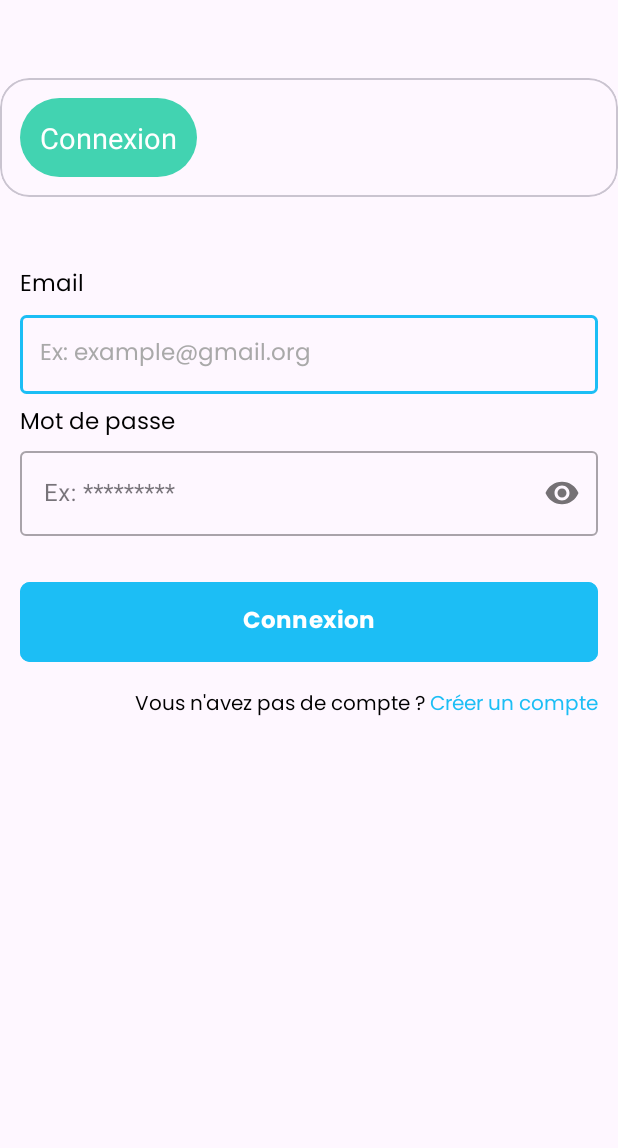
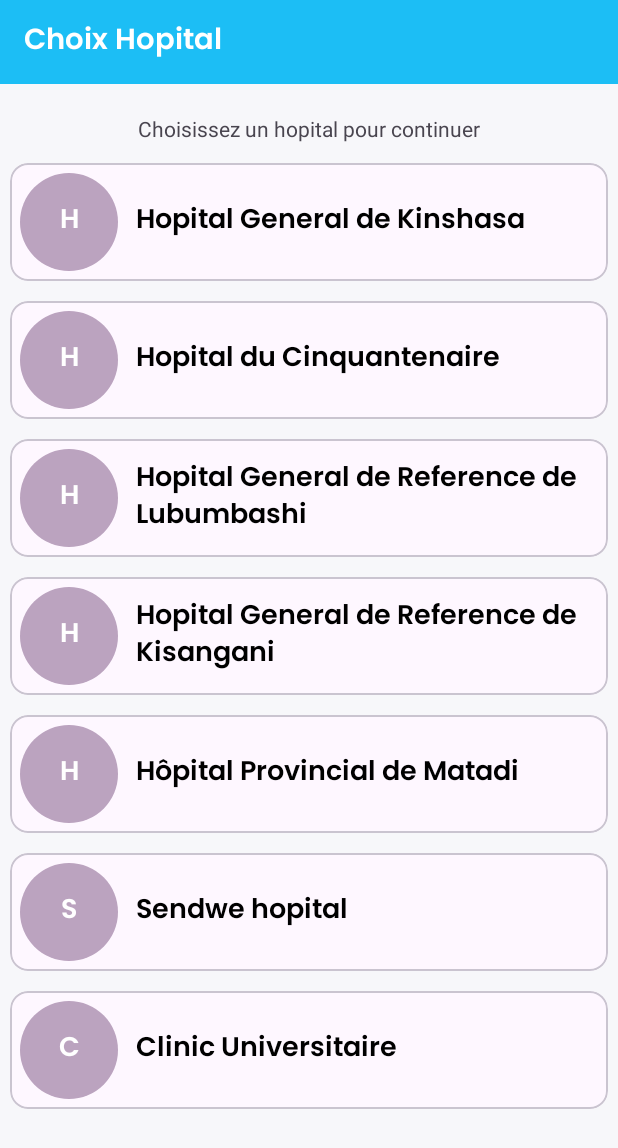
Before and after one commit to BabiMumba/Afya-Nzuri, an Android app: the screen it shows after launch (MedecinLoginActivity before the commit, ChoixHopActivity after it), after a tap on "Medecin", on a phone screen of 412 x 824 dp. Shown: the top 1148 px of the screen. Run offline under Robolectric (Android 15) with nearby library versions, the phone set to English and light mode, and no system bars; our stand-ins replace CircleImageView, sdp/ssp sizes; pictures from the network do not load.

Commit message:
add new filter

```diff
--- /dev/null
+++ b/app/src/main/java/cd/projetthealthcare/com/Adapter/HopitalAdapter.kt
@@ -0,0 +1,58 @@
+package cd.projetthealthcare.com.Adapter
+
+import android.graphics.Color
+import android.graphics.drawable.GradientDrawable
+import android.view.LayoutInflater
+import android.view.View
+import android.view.ViewGroup
+import android.widget.TextView
+import androidx.recyclerview.widget.RecyclerView
+import cd.projetthealthcare.com.Model.Hopital
+import cd.projetthealthcare.com.R
+import java.util.Random
+
+class HopitalAdapter(val item:ArrayList<Hopital>):
+    RecyclerView.Adapter<HopitalAdapter.myviewholder>() {
+
+    class myviewholder(itemView: View):RecyclerView.ViewHolder(itemView){
+        fun bind(hopital: Hopital) {
+
+           // Glide.with(itemView).load(hopital.image).into(itemView.findViewById<ImageView>(R.id.image_hopital))
+
+            //prendre la premiere lettre du nom de l'hopital
+            val firstLetter = hopital.nom[0]
+            itemView.findViewById<TextView>(R.id.tv_hopital_name).text = hopital.nom
+            //changer la backgroundtint
+            val name = itemView.findViewById<TextView>(R.id.tv_short_name)
+            name.text = firstLetter.toString()
+            // Définir les couleurs dans un tableau de ressources
+
+
+
+        }
+    }
+    override fun onCreateViewHolder(parent: ViewGroup, viewType: Int): myviewholder {
+        val view= LayoutInflater.from(parent.context).inflate(R.layout.choice_hop_item,parent,false)
+        return myviewholder(view)
+    }
+
+    override fun onBindViewHolder(holder: myviewholder, position: Int) {
+        holder.bind(item[position])
+        val r = Random()
+        val red: Int = r.nextInt(255 - 0 + 1) + 0
+        val green: Int = r.nextInt(255 - 0 + 1) + 0
+        val blue: Int = r.nextInt(255 - 0 + 1) + 0
+        val shape = GradientDrawable()
+        shape.shape = GradientDrawable.OVAL
+        shape.setColor(Color.rgb(red, green, blue))
+        holder.itemView.findViewById<TextView>(R.id.tv_short_name).background = shape
+
+
+
+
+    }
+
+    override fun getItemCount(): Int {
+        return item.size
+    }
+}
--- a/app/src/main/java/cd/projetthealthcare/com/Auth/MedecinRegesterActivity.kt
+++ b/app/src/main/java/cd/projetthealthcare/com/Auth/MedecinRegesterActivity.kt
@@ -1,11 +1,13 @@
 package cd.projetthealthcare.com.Auth
 
+import android.content.Intent
 import android.os.Bundle
 import androidx.activity.enableEdgeToEdge
 import androidx.appcompat.app.AppCompatActivity
 import androidx.core.view.ViewCompat
 import androidx.core.view.WindowInsetsCompat
 import cd.projetthealthcare.com.R
+import cd.projetthealthcare.com.View.ChoixHopActivity
 import cd.projetthealthcare.com.databinding.MedecinRegisterBinding
 
 class MedecinRegesterActivity : AppCompatActivity() {
@@ -15,6 +17,10 @@ class MedecinRegesterActivity : AppCompatActivity() {
         binding= MedecinRegisterBinding.inflate(layoutInflater)
         setContentView(binding.root)
 
+        binding.registerBtn.setOnClickListener {
+            startActivity(Intent(this,ChoixHopActivity::class.java))
+        }
+
 
     }
 }
--- /dev/null
+++ b/app/src/main/java/cd/projetthealthcare/com/Model/Hopital.kt
@@ -0,0 +1,11 @@
+package cd.projetthealthcare.com.Model
+
+data class Hopital(
+    //val id: Int,
+    val nom: String,
+    //val adresse: String,
+    //val telephone: String,
+   // val email: String,
+    //val password: String,
+    val image: String=""
+)
--- /dev/null
+++ b/app/src/main/java/cd/projetthealthcare/com/View/ChoixHopActivity.kt
@@ -0,0 +1,48 @@
+package cd.projetthealthcare.com.View
+
+import android.os.Bundle
+import androidx.activity.enableEdgeToEdge
+import androidx.appcompat.app.AppCompatActivity
+import androidx.core.view.ViewCompat
+import androidx.core.view.WindowInsetsCompat
+import cd.projetthealthcare.com.Adapter.HopitalAdapter
+import cd.projetthealthcare.com.Model.Hopital
+import cd.projetthealthcare.com.R
+import cd.projetthealthcare.com.databinding.ActivityChoixHopBinding
+
+class ChoixHopActivity : AppCompatActivity() {
+    lateinit var binding: ActivityChoixHopBinding
+    override fun onCreate(savedInstanceState: Bundle?) {
+        super.onCreate(savedInstanceState)
+        binding = ActivityChoixHopBinding.inflate(layoutInflater)
+        setContentView(binding.root)
+
+        ViewCompat.setOnApplyWindowInsetsListener(findViewById(R.id.main)) { v, insets ->
+            val systemBars = insets.getInsets(WindowInsetsCompat.Type.systemBars())
+            v.setPadding(systemBars.left, systemBars.top, systemBars.right, systemBars.bottom)
+            insets
+        }
+        ini_hop()
+
+        //changer la couleur du statusbar
+        window.statusBarColor = resources.getColor(R.color.primary)
+
+    }
+
+    fun ini_hop(){
+        binding.recyclerView.apply {
+            val liste_hop = ArrayList<Hopital>()
+            liste_hop.add(Hopital("Hopital General de Kinshasa", "https://www.google.com"))
+            liste_hop.add(Hopital("Hopital du Cinquantenaire", "https://www.google.com"))
+            liste_hop.add(Hopital("Hopital General de Reference de Lubumbashi", "https://www.google.com"))
+            liste_hop.add(Hopital("Hopital General de Reference de Kisangani", "https://www.google.com"))
+            liste_hop.add(Hopital("Hôpital Provincial de Matadi", "https://www.google.com"))
+            liste_hop.add(Hopital("Sendwe hopital", "https://www.google.com"))
+            liste_hop.add(Hopital("Clinic Universitaire", "https://www.google.com"))
+
+            binding.recyclerView.adapter = HopitalAdapter(liste_hop)
+
+
+        }
+    }
+}
--- a/app/src/main/java/cd/projetthealthcare/com/View/OnboardActivity.kt
+++ b/app/src/main/java/cd/projetthealthcare/com/View/OnboardActivity.kt
@@ -6,6 +6,7 @@ import androidx.activity.enableEdgeToEdge
 import androidx.appcompat.app.AppCompatActivity
 import androidx.core.view.ViewCompat
 import androidx.core.view.WindowInsetsCompat
+import cd.projetthealthcare.com.Auth.HopitalActivity
 import cd.projetthealthcare.com.Auth.MedecinLoginActivity
 import cd.projetthealthcare.com.Auth.MedecinRegesterActivity
 import cd.projetthealthcare.com.Auth.PatientLoginActivity
@@ -35,7 +36,10 @@ class OnboardActivity : AppCompatActivity() {
             startActivity(Intent(this, PatientLoginActivity::class.java))
         }
         binding.medecinBtn.setOnClickListener {
-            startActivity(Intent(this, MedecinLoginActivity::class.java))
+            startActivity(Intent(this, ChoixHopActivity::class.java))
+        }
+        binding.hopitalBtn.setOnClickListener {
+            startActivity(Intent(this, HopitalActivity::class.java))
         }
 
     }
--- /dev/null
+++ b/app/src/main/res/drawable/baseline_arrow_back_24.xml
@@ -0,0 +1,5 @@
+<vector xmlns:android="http://schemas.android.com/apk/res/android" android:autoMirrored="true" android:height="24dp" android:tint="#000000" android:viewportHeight="24" android:viewportWidth="24" android:width="24dp">
+
+    <path android:fillColor="@android:color/white" android:pathData="M20,11H7.83l5.59,-5.59L12,4l-8,8 8,8 1.41,-1.41L7.83,13H20v-2z"/>
+
+</vector>
--- /dev/null
+++ b/app/src/main/res/drawable/round_person_2_24.xml
@@ -0,0 +1,7 @@
+<vector xmlns:android="http://schemas.android.com/apk/res/android" android:height="24dp" android:tint="#000000" android:viewportHeight="24" android:viewportWidth="24" android:width="24dp">
+
+    <path android:fillColor="@android:color/white" android:pathData="M18.39,14.56C16.71,13.7 14.53,13 12,13c-2.53,0 -4.71,0.7 -6.39,1.56C4.61,15.07 4,16.1 4,17.22L4,18c0,1.1 0.9,2 2,2h12c1.1,0 2,-0.9 2,-2l0,-0.78C20,16.1 19.39,15.07 18.39,14.56z"/>
+
+    <path android:fillColor="@android:color/white" android:pathData="M9.78,12h4.44c1.21,0 2.14,-1.06 1.98,-2.26l-0.32,-2.45C15.57,5.39 13.92,4 12,4S8.43,5.39 8.12,7.29L7.8,9.74C7.64,10.94 8.57,12 9.78,12z"/>
+
+</vector>
--- /dev/null
+++ b/app/src/main/res/drawable/round_user.xml
@@ -0,0 +1,7 @@
+<?xml version="1.0" encoding="utf-8"?>
+<shape xmlns:android="http://schemas.android.com/apk/res/android">
+
+    <corners android:radius="@dimen/_20sdp"/>
+    <solid android:color="@color/grey"
+        />
+</shape>
--- /dev/null
+++ b/app/src/main/res/layout/activity_choix_hop.xml
@@ -0,0 +1,55 @@
+<?xml version="1.0" encoding="utf-8"?>
+<RelativeLayout
+    xmlns:android="http://schemas.android.com/apk/res/android"
+    xmlns:app="http://schemas.android.com/apk/res-auto"
+    xmlns:tools="http://schemas.android.com/tools"
+    android:id="@+id/main"
+    android:layout_width="match_parent"
+    android:background="@color/backgroud"
+    android:layout_height="match_parent"
+    tools:context=".View.ChoixHopActivity">
+    <Toolbar
+        android:id="@+id/toolbar"
+        android:layout_width="match_parent"
+        android:layout_height="wrap_content"
+        android:background="@color/primary"
+        >
+
+        <TextView
+            android:layout_width="wrap_content"
+            android:layout_height="wrap_content"
+            android:text="Choix Hopital"
+            android:textSize="@dimen/_15ssp"
+            android:layout_marginStart="@dimen/_5sdp"
+            android:textColor="@color/white"
+            android:fontFamily="@font/poppins_semibold"
+            />
+    </Toolbar>
+    <LinearLayout
+        android:padding="@dimen/_5sdp"
+        android:layout_below="@id/toolbar"
+        android:layout_width="match_parent"
+        android:layout_height="wrap_content"
+        android:orientation="vertical"
+        >
+        <TextView
+            android:layout_width="wrap_content"
+            android:layout_height="wrap_content"
+            android:text="Choisissez un hopital pour continuer"
+            android:textSize="@dimen/_11ssp"
+            android:layout_gravity="center"
+            android:layout_marginTop="@dimen/_10sdp"
+            />
+        <androidx.recyclerview.widget.RecyclerView
+            android:layout_width="match_parent"
+            android:layout_height="wrap_content"
+            android:id="@+id/recycler_view"
+            tools:listitem="@layout/choice_hop_item"
+            tools:itemCount="2"
+            app:layoutManager="androidx.recyclerview.widget.LinearLayoutManager"
+            android:orientation="vertical"
+            />
+
+    </LinearLayout>
+
+</RelativeLayout>
--- a/app/src/main/res/layout/activity_patient_login.xml
+++ b/app/src/main/res/layout/activity_patient_login.xml
@@ -8,6 +8,7 @@
     android:layout_height="match_parent"
     android:orientation="vertical"
     android:padding="@dimen/_5sdp"
+    android:gravity="center"
     tools:context=".Auth.PatientLoginActivity">
 
     <com.google.android.material.card.MaterialCardView
--- /dev/null
+++ b/app/src/main/res/layout/choice_hop_item.xml
@@ -0,0 +1,62 @@
+<?xml version="1.0" encoding="utf-8"?>
+<com.google.android.material.card.MaterialCardView
+    xmlns:android="http://schemas.android.com/apk/res/android"
+    android:layout_width="match_parent"
+    android:layout_height="wrap_content"
+    android:layout_marginTop="@dimen/_10sdp"
+    xmlns:app="http://schemas.android.com/apk/res-auto">
+    <RelativeLayout
+        android:layout_width="match_parent"
+        android:layout_height="wrap_content"
+        >
+        <RelativeLayout
+            android:padding="@dimen/_5sdp"
+            android:id="@+id/dimunitif"
+            android:layout_width="wrap_content"
+            android:layout_height="wrap_content"
+            >
+            <de.hdodenhof.circleimageview.CircleImageView
+                android:visibility="gone"
+                android:layout_width="@dimen/_50sdp"
+                android:layout_height="@dimen/_50sdp"
+                android:src="@drawable/round_person_2_24"
+                android:id="@+id/image_hop"
+                app:civ_border_color="@color/primary"
+                app:civ_border_width="@dimen/_1sdp"
+                android:layout_centerInParent="true"
+                />
+            <TextView
+                android:id="@+id/tv_short_name"
+                android:layout_width="@dimen/_50sdp"
+                android:layout_height="@dimen/_50sdp"
+                android:layout_centerVertical="true"
+                android:background="@drawable/round_user"
+                android:gravity="center"
+                android:text="B"
+                android:layout_centerInParent="true"
+                android:textColor="@color/white"
+                android:textSize="@dimen/_14ssp"
+                android:fontFamily="@font/poppins_semibold"
+                />
+
+        </RelativeLayout>
+        <TextView
+            android:id="@+id/tv_hopital_name"
+            android:layout_width="wrap_content"
+            android:layout_height="wrap_content"
+            android:layout_toEndOf="@id/dimunitif"
+            android:text="Hopital Be"
+            android:layout_centerVertical="true"
+            android:layout_marginStart="@dimen/_4sdp"
+            android:fontFamily="@font/poppins_semibold"
+            android:textColor="@color/primary_text"
+            android:textSize="@dimen/_14ssp"
+            />
+
+
+
+
+    </RelativeLayout>
+
+
+</com.google.android.material.card.MaterialCardView>
--- a/app/src/main/res/layout/medecin_register.xml
+++ b/app/src/main/res/layout/medecin_register.xml
@@ -41,7 +41,6 @@
                 android:fontFamily="@font/poppins_bold"
                 android:textSize="@dimen/_20ssp"
                 android:textColor="@color/primary"
-
                 />
 
             <Spinner
@@ -52,9 +51,9 @@
                 android:padding="@dimen/_12sdp"
                 android:id="@+id/genre_choice"
                 android:entries="@array/genre"
-                android:prompt="@array/genre"
                 android:spinnerMode="dialog"
                 />
+
             <EditText
                 android:id="@+id/edt_name"
                 android:layout_width="match_parent"
@@ -167,7 +166,7 @@
                 android:fontFamily="@font/poppins_bold"
                 android:backgroundTint="@color/primary"
                 android:layout_marginTop="@dimen/_10sdp"
-                android:id="@+id/login_btn"
+                android:id="@+id/register_btn"
                 app:cornerRadius="@dimen/_10sdp"
                 android:padding="@dimen/_10sdp"
                 />
```
Also changed, not shown: app/src/main/AndroidManifest.xml (+9 -0 lines), app/src/main/java/cd/projetthealthcare/com/Auth/CreateHopitalActivity.kt (added, +25 -0 lines), app/src/main/java/cd/projetthealthcare/com/Auth/HopitalActivity.kt (added, +29 -0 lines), app/src/main/res/drawable/round_bg.xml (added, +17 -0 lines), app/src/main/res/layout/activity_create_hopital.xml (added, +121 -0 lines), app/src/main/res/layout/activity_hopital.xml (added, +120 -0 lines), app/src/main/res/values/arrays.xml (+8 -0 lines).
